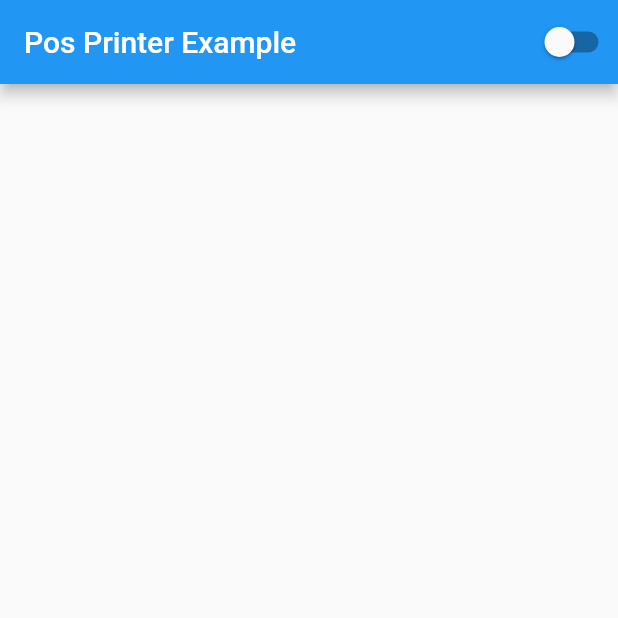
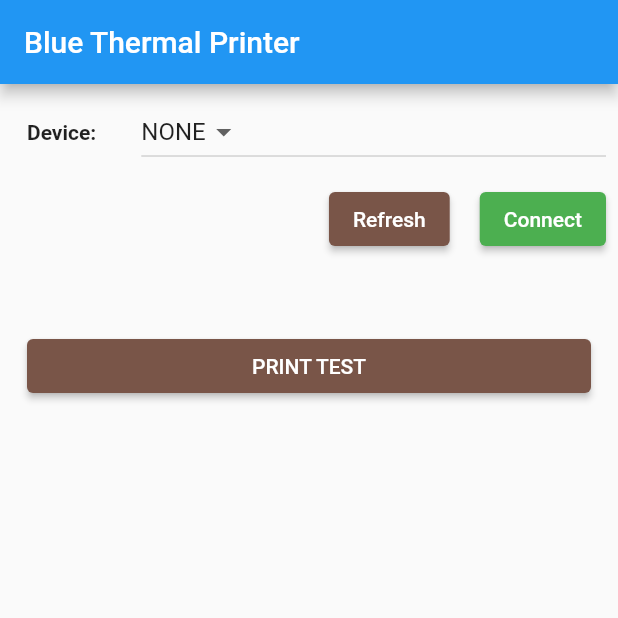
Before and after one commit to iamnisat/flutter_printers, a Flutter app: the screen it shows after launch, on a phone screen of 412 x 824 dp, the top half of it. Run offline on Flutter 3.47's test engine with Material 2 defaults, Android fonts, the phone set to English and light mode, and no system bars; our stand-ins replace plugin_platform_interface; missing offline and left inert: dart:html.

Commit message:
Update example

```diff
--- a/example/lib/main.dart
+++ b/example/lib/main.dart
@@ -1,9 +1,8 @@
-// ignore_for_file: library_private_types_in_public_api
-
 import 'package:flutter/material.dart';
 import 'dart:async';
 import 'package:flutter/services.dart';
 import 'package:pos_printer/blue_pos_printer.dart';
+import 'package:pos_printer_example/test_printer.dart';
 
 void main() => runApp(const MyApp());
 
@@ -11,7 +10,7 @@ class MyApp extends StatefulWidget {
   const MyApp({super.key});
 
   @override
-  _MyAppState createState() => _MyAppState();
+  State<MyApp> createState() => _MyAppState();
 }
 
 class _MyAppState extends State<MyApp> {
@@ -20,7 +19,7 @@ class _MyAppState extends State<MyApp> {
   List<BluetoothDevice> _devices = [];
   BluetoothDevice? _device;
   bool _connected = false;
-  bool? isOn = false;
+  TestPrint testPrint = TestPrint();
 
   @override
   void initState() {
@@ -29,7 +28,6 @@ class _MyAppState extends State<MyApp> {
   }
 
   Future<void> initPlatformState() async {
-    // TODO here add a permission request using permission_handler
     // if permission is not granted, kzaki's thermal print plugin will ask for location permission
     // which will invariably crash the app even if user agrees so we'd better ask it upfront
 
@@ -42,8 +40,6 @@ class _MyAppState extends State<MyApp> {
     // } else {
     // showDialogSayingThatThisPermissionIsRequired());
     // }
-    isOn = await bluetooth.turnOn;
-    debugPrint("initState isOn: $isOn");
     bool? isConnected = await bluetooth.isConnected;
     List<BluetoothDevice> devices = [];
     try {
@@ -87,7 +83,7 @@ class _MyAppState extends State<MyApp> {
         case BlueThermalPrinter.STATE_ON:
           setState(() {
             _connected = false;
-            print("bluetooth device state: bluetooth on");
+            debugPrint("bluetooth device state: bluetooth on");
           });
           break;
         case BlueThermalPrinter.STATE_TURNING_ON:
@@ -99,11 +95,11 @@ class _MyAppState extends State<MyApp> {
         case BlueThermalPrinter.ERROR:
           setState(() {
             _connected = false;
-            print("bluetooth device state: error");
+            debugPrint("bluetooth device state: error");
           });
           break;
         default:
-          print(state);
+          debugPrint(state.toString());
           break;
       }
     });
@@ -125,131 +121,78 @@ class _MyAppState extends State<MyApp> {
     return MaterialApp(
       home: Scaffold(
         appBar: AppBar(
-          title: const Text('Pos Printer Example'),
-          actions: [
-            Switch(
-                value: isOn ?? false,
-                onChanged: (value) async {
-                  debugPrint("switch value: $isOn");
-                  if (isOn??false) {
-                    isOn = await bluetooth.turnOff;
-                  } else {
-                    isOn = await bluetooth.turnOn;
-                  }
-                  setState(() {});
-                },
-                activeColor: Colors.white),
+          title: const Text('Blue Thermal Printer'),
+        ),
+        body: Padding(
+          padding: const EdgeInsets.all(8.0),
+          child: ListView(
+            children: <Widget>[
+              Row(
+                crossAxisAlignment: CrossAxisAlignment.center,
+                mainAxisAlignment: MainAxisAlignment.start,
+                children: <Widget>[
+                  const SizedBox(width: 10),
+                  const Text(
+                    'Device:',
+                    style: TextStyle(
+                      fontWeight: FontWeight.bold,
+                    ),
+                  ),
+                  const SizedBox(width: 30),
+                  Expanded(
+                    child: DropdownButton(
+                      items: _getDeviceItems(),
+                      onChanged: (BluetoothDevice? value) =>
+                          setState(() => _device = value),
+                      value: _device,
+                    ),
+                  ),
                 ],
               ),
-        body: ListView.builder(
-          shrinkWrap: true,
-          itemCount: _devices.length,
-          itemBuilder: (context, index) {
-            return ListTile(
-              title: Text(_devices[index].name ?? ''),
-              subtitle: Text(_devices[index].address ?? ''),
-              onTap: () async {
-                try {
-                  bool? isOn = await bluetooth.turnOn;
-                  if (isOn == true) {
-                    bluetooth.isConnected.then((isConnected) {
-                      if (!isConnected!) {
-                        bluetooth.connect(_devices[index]).catchError((error) {
-                          setState(() {
-                            _connected = false;
-                          });
-                        });
-                      }
-                    });
-                  } else {
-                    showDialog(
-                        context: context,
-                        builder: (BuildContext context) {
-                          return AlertDialog(
-                            title: const Text("Error"),
-                            content: const Text("Bluetooth is not on"),
-                            actions: <Widget>[
-                              TextButton(
-                                child: const Text("Ok"),
-                                onPressed: () async {
-                                  isOn = await bluetooth.turnOn;
+              const SizedBox(height: 10),
+              Row(
+                crossAxisAlignment: CrossAxisAlignment.center,
+                mainAxisAlignment: MainAxisAlignment.end,
+                children: <Widget>[
+                  ElevatedButton(
+                    style:
+                        ElevatedButton.styleFrom(backgroundColor: Colors.brown),
+                    onPressed: () {
+                      initPlatformState();
                     },
+                    child: const Text(
+                      'Refresh',
+                      style: TextStyle(color: Colors.white),
+                    ),
+                  ),
+                  const SizedBox(width: 20),
+                  ElevatedButton(
+                    style: ElevatedButton.styleFrom(
+                        backgroundColor:
+                            _connected ? Colors.red : Colors.green),
+                    onPressed: _connected ? _disconnect : _connect,
+                    child: Text(
+                      _connected ? 'Disconnect' : 'Connect',
+                      style: const TextStyle(color: Colors.white),
+                    ),
                   ),
                 ],
-                          );
-                        });
-                  }
-                } catch (e) {
-                  debugPrint(e.toString());
-                }
+              ),
+              Padding(
+                padding:
+                    const EdgeInsets.only(left: 10.0, right: 10.0, top: 50),
+                child: ElevatedButton(
+                  style:
+                      ElevatedButton.styleFrom(backgroundColor: Colors.brown),
+                  onPressed: () {
+                    testPrint.sample();
                   },
-            );
-          },
-          // body: Padding(
-          //   padding: const EdgeInsets.all(8.0),
-          //   child: ListView(
-          //     children: <Widget>[
-          //       Row(
-          //         crossAxisAlignment: CrossAxisAlignment.center,
-          //         mainAxisAlignment: MainAxisAlignment.start,
-          //         children: <Widget>[
-          //           const SizedBox(width: 10),
-          //           const Text(
-          //             'Device:',
-          //             style: TextStyle(
-          //               fontWeight: FontWeight.bold,
-          //             ),
-          //           ),
-          //           const SizedBox(width: 30),
-          //           Expanded(
-          //             child: DropdownButton(
-          //               items: _getDeviceItems(),
-          //               onChanged: (BluetoothDevice? value) =>
-          //                   setState(() => _device = value),
-          //               value: _device,
-          //             ),
-          //           ),
-          //         ],
-          //       ),
-          //       const SizedBox(height: 10),
-          //       Row(
-          //         crossAxisAlignment: CrossAxisAlignment.center,
-          //         mainAxisAlignment: MainAxisAlignment.end,
-          //         children: <Widget>[
-          //           ElevatedButton(
-          //             style: ElevatedButton.styleFrom(primary: Colors.brown),
-          //             onPressed: () {
-          //               initPlatformState();
-          //             },
-          //             child: const Text(
-          //               'Refresh',
-          //               style: TextStyle(color: Colors.white),
-          //             ),
-          //           ),
-          //           const SizedBox(width: 20),
-          //           ElevatedButton(
-          //             style: ElevatedButton.styleFrom(
-          //                 primary: _connected ? Colors.red : Colors.green),
-          //             onPressed: _connected ? _disconnect : _connect,
-          //             child: Text(
-          //               _connected ? 'Disconnect' : 'Connect',
-          //               style: const TextStyle(color: Colors.white),
-          //             ),
-          //           ),
-          //         ],
-          //       ),
-          //       Padding(
-          //         padding:
-          //             const EdgeInsets.only(left: 10.0, right: 10.0, top: 50),
-          //         child: ElevatedButton(
-          //           style: ElevatedButton.styleFrom(primary: Colors.brown),
-          //           onPressed: () {},
-          //           child: const Text('PRINT TEST',
-          //               style: TextStyle(color: Colors.white)),
-          //         ),
-          //       ),
-          //     ],
-          //   ),
+                  child: const Text('PRINT TEST',
+                      style: TextStyle(color: Colors.white)),
+                ),
+              ),
+            ],
+          ),
         ),
       ),
     );
@@ -262,12 +205,12 @@ class _MyAppState extends State<MyApp> {
         child: Text('NONE'),
       ));
     } else {
-      _devices.forEach((device) {
+      for (var device in _devices) {
         items.add(DropdownMenuItem(
+          value: device,
           child: Text(device.name ?? ""),
-          value: device,
         ));
-      });
+      }
     }
     return items;
   }
@@ -296,7 +239,8 @@ class _MyAppState extends State<MyApp> {
     String message, {
     Duration duration = const Duration(seconds: 3),
   }) async {
-    await Future.delayed(Duration(milliseconds: 100));
+    await Future.delayed(const Duration(milliseconds: 100));
+    if (context.mounted) {
       ScaffoldMessenger.of(context).showSnackBar(
         SnackBar(
           content: Text(
@@ -308,3 +252,4 @@ class _MyAppState extends State<MyApp> {
       );
     }
   }
+}
--- /dev/null
+++ b/example/lib/printer_enum.dart
@@ -0,0 +1,47 @@
+enum Size {
+  medium, //normal size text
+  bold, //only bold text
+  boldMedium, //bold with medium
+  boldLarge, //bold with large
+  extraLarge //extra large
+}
+
+enum Align {
+  left, //ESC_ALIGN_LEFT
+  center, //ESC_ALIGN_CENTER
+  right, //ESC_ALIGN_RIGHT
+}
+
+extension PrintSize on Size {
+  int get val {
+    switch (this) {
+      case Size.medium:
+        return 0;
+      case Size.bold:
+        return 1;
+      case Size.boldMedium:
+        return 2;
+      case Size.boldLarge:
+        return 3;
+      case Size.extraLarge:
+        return 4;
+      default:
+        return 0;
+    }
+  }
+}
+
+extension PrintAlign on Align {
+  int get val {
+    switch (this) {
+      case Align.left:
+        return 0;
+      case Align.center:
+        return 1;
+      case Align.right:
+        return 2;
+      default:
+        return 0;
+    }
+  }
+}
--- a/lib/blue_pos_printer.dart
+++ b/lib/blue_pos_printer.dart
@@ -59,9 +59,8 @@ class BlueThermalPrinter {
 
   Future<bool?> get isOn async => await _channel.invokeMethod('isOn');
 
-  Future<bool?> get turnOn async => await _channel.invokeMethod('turnOn');
+  Future<bool?> get turnOffOn async => await _channel.invokeMethod('turnOffOn');
 
-  Future<bool?> get turnOff async => await _channel.invokeMethod('offBluetooth');
 
   Future<bool?> get isConnected async =>
       await _channel.invokeMethod('isConnected');
--- a/pubspec.yaml
+++ b/pubspec.yaml
@@ -10,6 +10,7 @@ environment:
 dependencies:
   flutter:
     sdk: flutter
+  http: ^1.1.0
   flutter_web_plugins:
     sdk: flutter
   plugin_platform_interface: ^2.0.2
```
Also changed, not shown: example/lib/test_printer.dart (added, +136 -0 lines), example/pubspec.yaml (+4 -3 lines), example/assets/prescription.png (added), example/pubspec.lock, 2 other files. Lines whose indentation alone changed are shown as unchanged.
